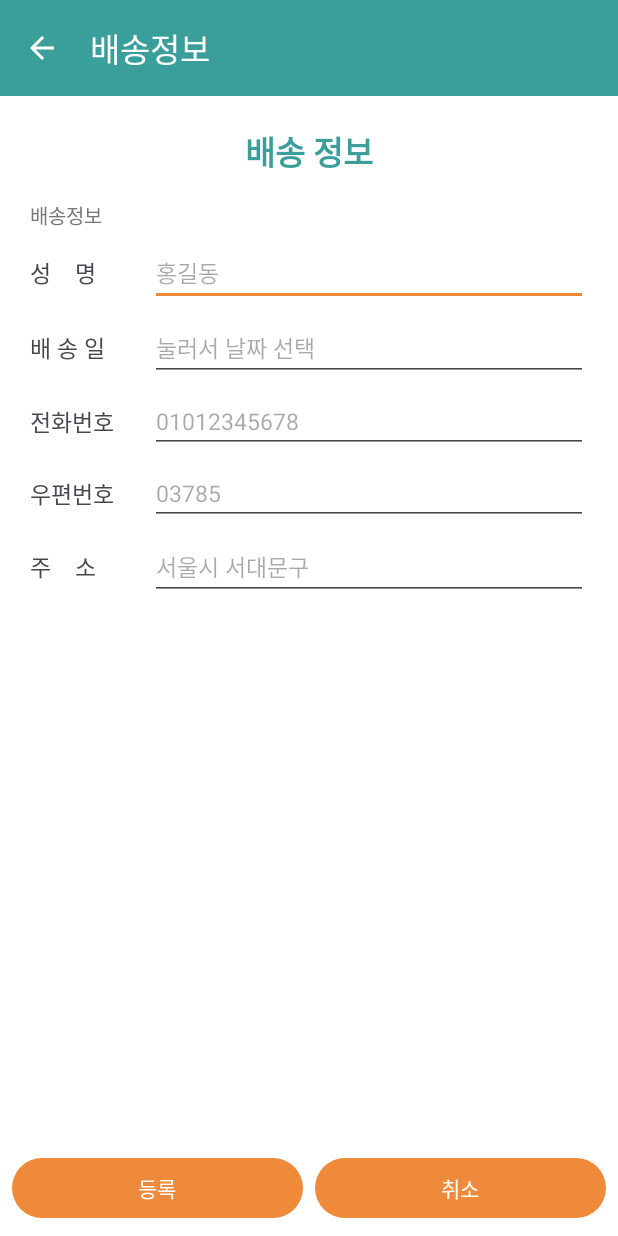
After one commit to Jeonghanbee0652/Kotlin-Android, an Android app: the ShippingActivity screen opened directly, with no data from a screen before it, on a phone screen of 412 x 824 dp. The commit adds this screen. Run offline under Robolectric (Android 15) with nearby library versions, the phone set to English and light mode, and no system bars.

Commit message:
9번 문제 완료

```diff
--- a/BookMarket/app/src/main/AndroidManifest.xml
+++ b/BookMarket/app/src/main/AndroidManifest.xml
@@ -24,6 +24,9 @@
         <activity android:name=".MenuActivity" />
         <activity android:name=".BookListActivity" />
         <activity android:name=".BookDetailActivity" />
+        <activity android:name=".CartActivity" />
+        <activity android:name=".ShippingActivity" />
+        <activity android:name=".OrderActivity" />
     </application>
 
 </manifest>
--- /dev/null
+++ b/BookMarket/app/src/main/java/com/example/bookmarket/ShippingActivity.kt
@@ -0,0 +1,65 @@
+package com.example.bookmarket
+
+import android.app.DatePickerDialog
+import android.content.Intent
+import android.os.Bundle
+import android.widget.Button
+import android.widget.EditText
+import android.widget.Toast
+import androidx.activity.enableEdgeToEdge
+import androidx.appcompat.app.AppCompatActivity
+import java.util.Calendar
+
+class ShippingActivity : AppCompatActivity() {
+    override fun onCreate(savedInstanceState: Bundle?) {
+        super.onCreate(savedInstanceState)
+        enableEdgeToEdge()
+        setContentView(R.layout.activity_shipping)
+        applyEdgeInsets()
+        setupToolbar("배송정보", true)
+
+        val edtName = findViewById<EditText>(R.id.edtName)
+        val edtDate = findViewById<EditText>(R.id.edtDate)
+        val edtPhone = findViewById<EditText>(R.id.edtPhone)
+        val edtZip = findViewById<EditText>(R.id.edtZip)
+        val edtAddress = findViewById<EditText>(R.id.edtAddress)
+
+        // 배송일 칸을 누르면 날짜 선택 대화상자 표시
+        edtDate.setOnClickListener {
+            val cal = Calendar.getInstance()
+            DatePickerDialog(
+                this,
+                { _, year, month, day -> edtDate.setText("${year}년 ${month + 1}월 ${day}일") },
+                cal.get(Calendar.YEAR),
+                cal.get(Calendar.MONTH),
+                cal.get(Calendar.DAY_OF_MONTH)
+            ).show()
+        }
+
+        // 등록 -> 주문서 화면으로 배송 정보 전달
+        findViewById<Button>(R.id.btnRegister).setOnClickListener {
+            val name = edtName.text.toString().trim()
+            val date = edtDate.text.toString().trim()
+            val phone = edtPhone.text.toString().trim()
+            val zip = edtZip.text.toString().trim()
+            val address = edtAddress.text.toString().trim()
+
+            if (name.isEmpty() || date.isEmpty() || phone.isEmpty() || zip.isEmpty() || address.isEmpty()) {
+                Toast.makeText(this, "배송 정보를 모두 입력하세요", Toast.LENGTH_SHORT).show()
+                return@setOnClickListener
+            }
+
+            val intent = Intent(this, OrderActivity::class.java)
+            intent.putExtra("name", name)
+            intent.putExtra("date", date)
+            intent.putExtra("phone", phone)
+            intent.putExtra("zip", zip)
+            intent.putExtra("address", address)
+            startActivity(intent)
+        }
+
+        findViewById<Button>(R.id.btnCancel).setOnClickListener {
+            finish()
+        }
+    }
+}
--- /dev/null
+++ b/BookMarket/app/src/main/res/layout/activity_shipping.xml
@@ -0,0 +1,185 @@
+<?xml version="1.0" encoding="utf-8"?>
+<LinearLayout xmlns:android="http://schemas.android.com/apk/res/android"
+    xmlns:app="http://schemas.android.com/apk/res-auto"
+    android:id="@+id/main"
+    android:layout_width="match_parent"
+    android:layout_height="match_parent"
+    android:background="@color/teal"
+    android:orientation="vertical">
+
+    <include layout="@layout/app_toolbar" />
+
+    <ScrollView
+        android:layout_width="match_parent"
+        android:layout_height="0dp"
+        android:layout_weight="1"
+        android:background="#FFFFFFFF">
+
+        <LinearLayout
+            android:layout_width="match_parent"
+            android:layout_height="wrap_content"
+            android:orientation="vertical"
+            android:padding="20dp">
+
+            <TextView
+                android:layout_width="wrap_content"
+                android:layout_height="wrap_content"
+                android:layout_gravity="center_horizontal"
+                android:text="배송 정보"
+                android:textColor="@color/teal"
+                android:textSize="22sp"
+                android:textStyle="bold" />
+
+            <TextView
+                android:layout_width="wrap_content"
+                android:layout_height="wrap_content"
+                android:layout_marginTop="16dp"
+                android:text="배송정보"
+                android:textColor="#FF777777"
+                android:textSize="13sp" />
+
+            <LinearLayout
+                android:layout_width="match_parent"
+                android:layout_height="wrap_content"
+                android:layout_marginTop="6dp"
+                android:gravity="center_vertical"
+                android:orientation="horizontal">
+
+                <TextView
+                    android:layout_width="80dp"
+                    android:layout_height="wrap_content"
+                    android:text="성    명"
+                    android:textSize="15sp" />
+
+                <EditText
+                    android:id="@+id/edtName"
+                    android:layout_width="0dp"
+                    android:layout_height="wrap_content"
+                    android:layout_weight="1"
+                    android:hint="홍길동"
+                    android:inputType="textPersonName"
+                    android:textSize="15sp" />
+            </LinearLayout>
+
+            <LinearLayout
+                android:layout_width="match_parent"
+                android:layout_height="wrap_content"
+                android:layout_marginTop="6dp"
+                android:gravity="center_vertical"
+                android:orientation="horizontal">
+
+                <TextView
+                    android:layout_width="80dp"
+                    android:layout_height="wrap_content"
+                    android:text="배 송 일"
+                    android:textSize="15sp" />
+
+                <EditText
+                    android:id="@+id/edtDate"
+                    android:layout_width="0dp"
+                    android:layout_height="wrap_content"
+                    android:layout_weight="1"
+                    android:clickable="true"
+                    android:focusable="false"
+                    android:hint="눌러서 날짜 선택"
+                    android:inputType="none"
+                    android:textSize="15sp" />
+            </LinearLayout>
+
+            <LinearLayout
+                android:layout_width="match_parent"
+                android:layout_height="wrap_content"
+                android:layout_marginTop="6dp"
+                android:gravity="center_vertical"
+                android:orientation="horizontal">
+
+                <TextView
+                    android:layout_width="80dp"
+                    android:layout_height="wrap_content"
+                    android:text="전화번호"
+                    android:textSize="15sp" />
+
+                <EditText
+                    android:id="@+id/edtPhone"
+                    android:layout_width="0dp"
+                    android:layout_height="wrap_content"
+                    android:layout_weight="1"
+                    android:hint="01012345678"
+                    android:inputType="phone"
+                    android:textSize="15sp" />
+            </LinearLayout>
+
+            <LinearLayout
+                android:layout_width="match_parent"
+                android:layout_height="wrap_content"
+                android:layout_marginTop="6dp"
+                android:gravity="center_vertical"
+                android:orientation="horizontal">
+
+                <TextView
+                    android:layout_width="80dp"
+                    android:layout_height="wrap_content"
+                    android:text="우편번호"
+                    android:textSize="15sp" />
+
+                <EditText
+                    android:id="@+id/edtZip"
+                    android:layout_width="0dp"
+                    android:layout_height="wrap_content"
+                    android:layout_weight="1"
+                    android:hint="03785"
+                    android:inputType="number"
+                    android:textSize="15sp" />
+            </LinearLayout>
+
+            <LinearLayout
+                android:layout_width="match_parent"
+                android:layout_height="wrap_content"
+                android:layout_marginTop="6dp"
+                android:gravity="center_vertical"
+                android:orientation="horizontal">
+
+                <TextView
+                    android:layout_width="80dp"
+                    android:layout_height="wrap_content"
+                    android:text="주    소"
+                    android:textSize="15sp" />
+
+                <EditText
+                    android:id="@+id/edtAddress"
+                    android:layout_width="0dp"
+                    android:layout_height="wrap_content"
+                    android:layout_weight="1"
+                    android:hint="서울시 서대문구"
+                    android:inputType="text"
+                    android:textSize="15sp" />
+            </LinearLayout>
+        </LinearLayout>
+    </ScrollView>
+
+    <LinearLayout
+        android:layout_width="match_parent"
+        android:layout_height="wrap_content"
+        android:background="#FFFFFFFF"
+        android:orientation="horizontal"
+        android:padding="8dp">
+
+        <Button
+            android:id="@+id/btnRegister"
+            android:layout_width="0dp"
+            android:layout_height="wrap_content"
+            android:layout_marginEnd="4dp"
+            android:layout_weight="1"
+            android:text="등록"
+            app:backgroundTint="@color/orange" />
+
+        <Button
+            android:id="@+id/btnCancel"
+            android:layout_width="0dp"
+            android:layout_height="wrap_content"
+            android:layout_marginStart="4dp"
+            android:layout_weight="1"
+            android:text="취소"
+            app:backgroundTint="@color/orange" />
+    </LinearLayout>
+</LinearLayout>
```
Also changed, not shown: BookMarket/app/src/main/java/com/example/bookmarket/BookDetailActivity.kt (+21 -0 lines), BookMarket/app/src/main/java/com/example/bookmarket/Cart.kt (added, +27 -0 lines), BookMarket/app/src/main/java/com/example/bookmarket/CartActivity.kt (added, +76 -0 lines), BookMarket/app/src/main/java/com/example/bookmarket/OrderActivity.kt (added, +95 -0 lines), BookMarket/app/src/main/res/layout/activity_book_detail.xml (+28 -0 lines), BookMarket/app/src/main/res/layout/activity_cart.xml (added, +77 -0 lines), BookMarket/app/src/main/res/layout/activity_order.xml (added, +97 -0 lines).
